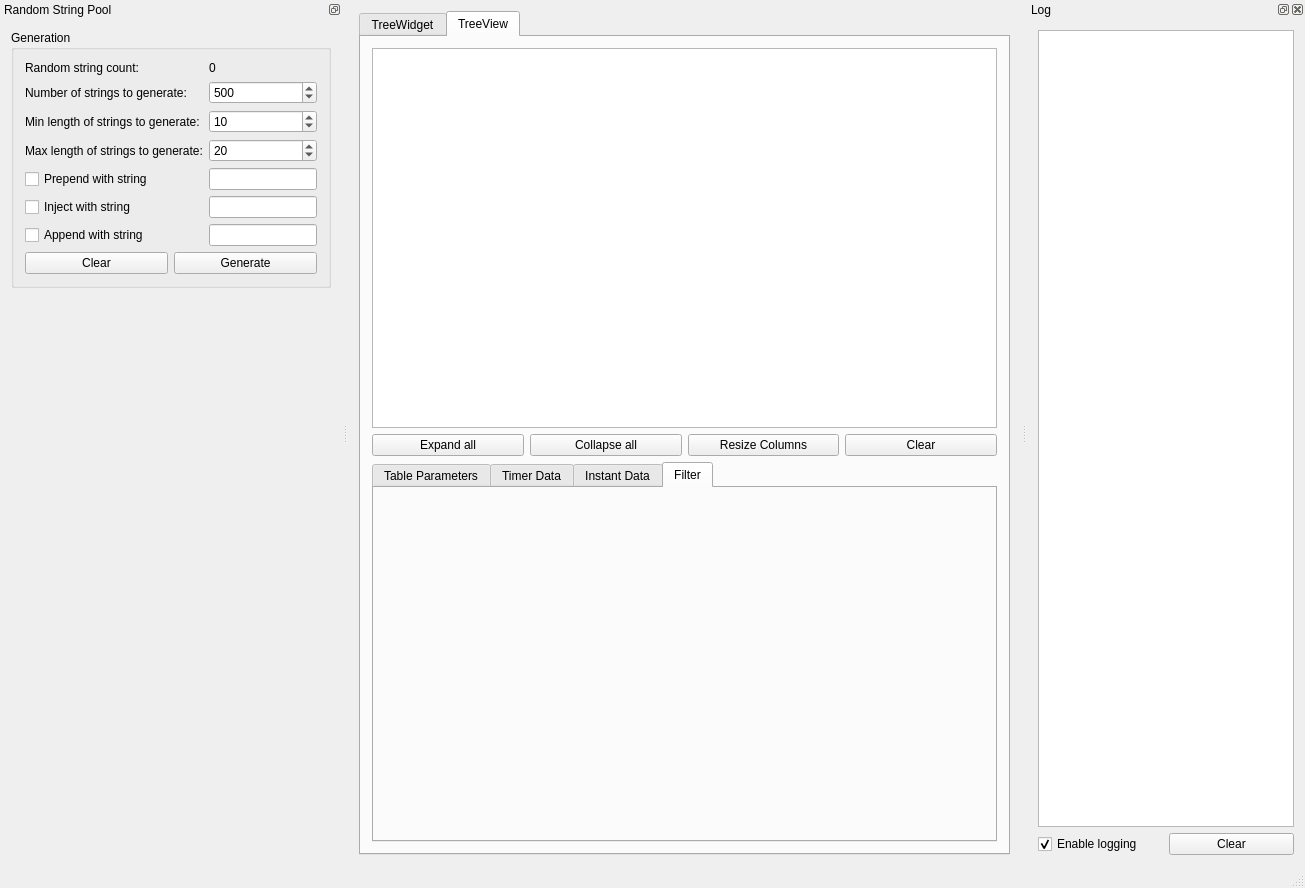
The window that QTreeWidget_vs_QTreeView/mainwindow.ui (aatwo/Examples-and-Tests) describes before a commit, drawn with Qt 5.
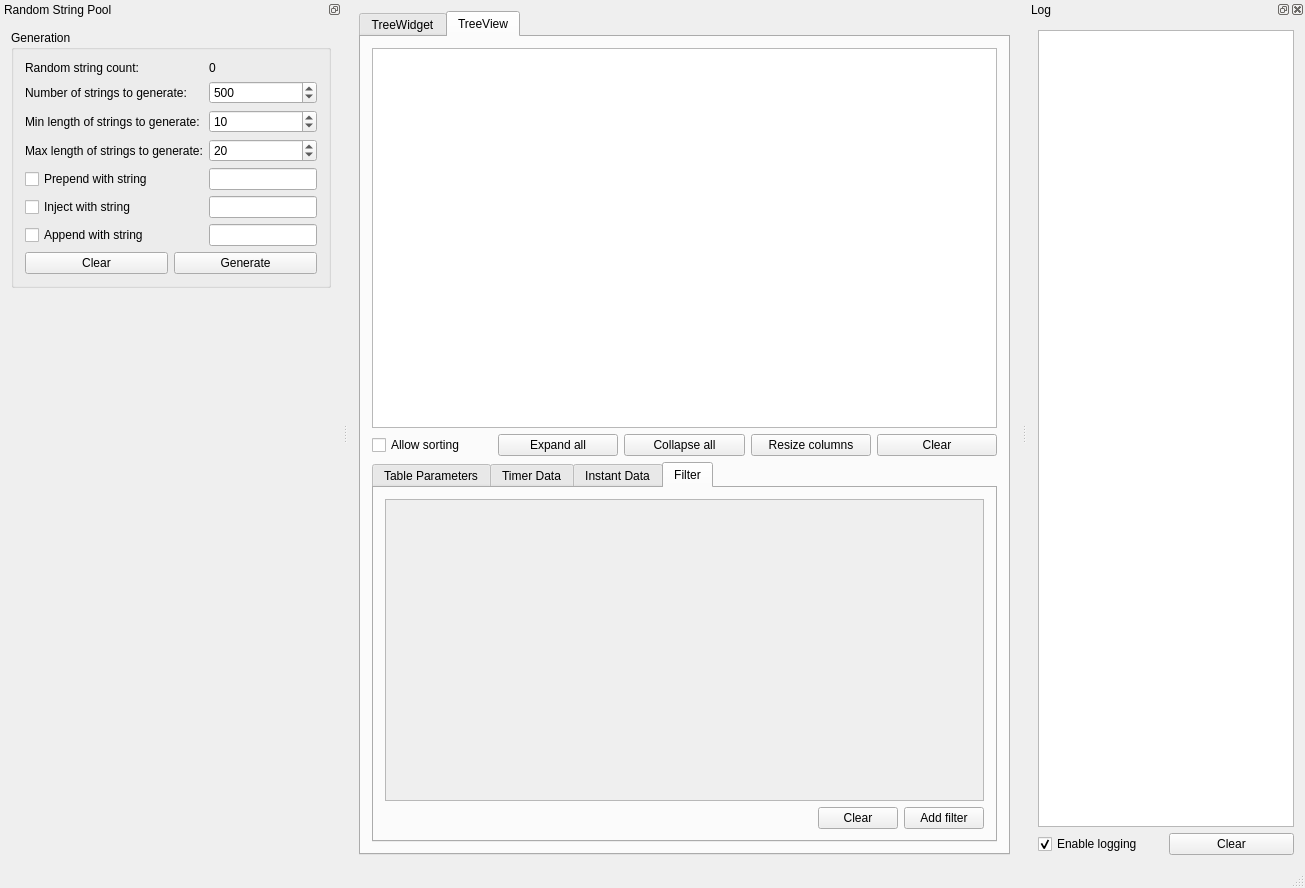
The same window after the commit. The open tabs and pages were chosen to show the change.

Commit message: - Added filtering for treeWidget and sorting toggles for both treeWidget and treeView.

```diff
--- a/QTreeWidget_vs_QTreeView/mainwindow.ui
+++ b/QTreeWidget_vs_QTreeView/mainwindow.ui
@@ -606,6 +606,60 @@
              <attribute name="title">
               <string>Filter</string>
              </attribute>
+             <layout class="QHBoxLayout" name="horizontalLayout_10">
+              <item>
+               <layout class="QVBoxLayout" name="verticalLayout_5">
+                <item>
+                 <widget class="QScrollArea" name="treeView_filterScrollArea">
+                  <property name="widgetResizable">
+                   <bool>true</bool>
+                  </property>
+                  <widget class="QWidget" name="scrollAreaWidgetContents_2">
+                   <property name="geometry">
+                    <rect>
+                     <x>0</x>
+                     <y>0</y>
+                     <width>611</width>
+                     <height>294</height>
+                    </rect>
+                   </property>
+                  </widget>
+                 </widget>
+                </item>
+                <item>
+                 <layout class="QHBoxLayout" name="horizontalLayout_12">
+                  <item>
+                   <spacer name="horizontalSpacer_6">
+                    <property name="orientation">
+                     <enum>Qt::Horizontal</enum>
+                    </property>
+                    <property name="sizeHint" stdset="0">
+                     <size>
+                      <width>40</width>
+                      <height>20</height>
+                     </size>
+                    </property>
+                   </spacer>
+                  </item>
+                  <item>
+                   <widget class="QPushButton" name="treeView_clearFiltersButton">
+                    <property name="text">
+                     <string>Clear</string>
+                    </property>
+                   </widget>
+                  </item>
+                  <item>
+                   <widget class="QPushButton" name="treeView_addFilterButton">
+                    <property name="text">
+                     <string>Add filter</string>
+                    </property>
+                   </widget>
+                  </item>
+                 </layout>
+                </item>
+               </layout>
+              </item>
+             </layout>
             </widget>
            </widget>
           </item>
@@ -614,6 +668,13 @@
           </item>
           <item row="1" column="0">
            <layout class="QHBoxLayout" name="horizontalLayout_9">
+            <item>
+             <widget class="QCheckBox" name="treeView_sortingEnabledEdit">
+              <property name="text">
+               <string>Allow sorting</string>
+              </property>
+             </widget>
+            </item>
             <item>
              <widget class="QPushButton" name="treeView_expandAllButton">
               <property name="text">
@@ -631,7 +692,7 @@
             <item>
              <widget class="QPushButton" name="treeView_resizeColumnsButton">
               <property name="text">
-               <string>Resize Columns</string>
+               <string>Resize columns</string>
               </property>
              </widget>
             </item>
```
Left out of the diff: 207 changed lines with no effect on the pictures. The commit also changes 9 other files.
